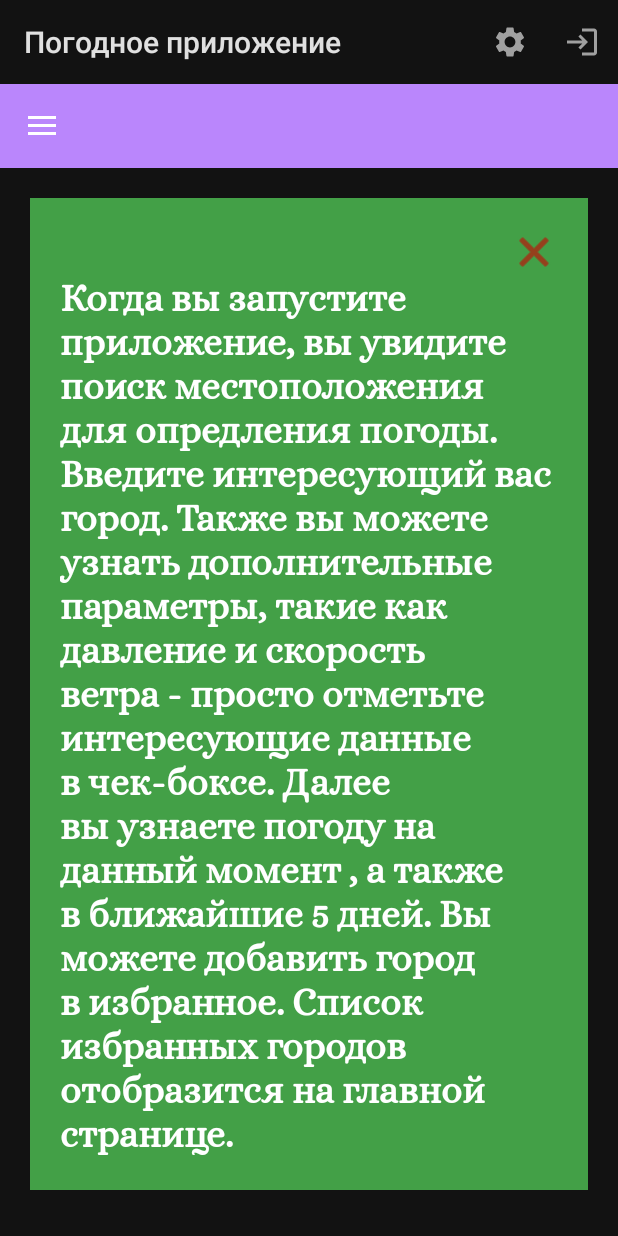
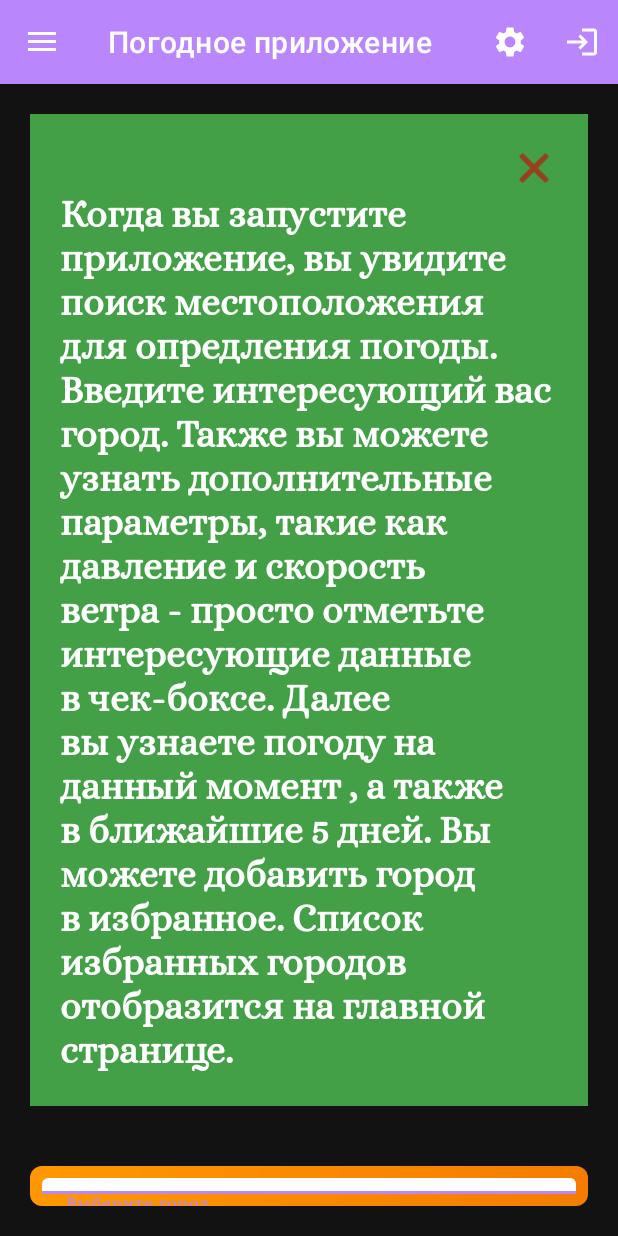
Before and after one commit to AlinaDorozhkina/Weather2, an Android app: the screen it shows after launch (MainActivity), in the side drawer, after a tap on "Справка", on a phone screen of 412 x 824 dp. Run offline under Robolectric (Android 15) with nearby library versions, the phone set to English and light mode, and no system bars; 1 statement that could not run was skipped.

Commit message:
3 урок

```diff
--- a/app/src/main/java/com/example/weatherapp/MainActivity.java
+++ b/app/src/main/java/com/example/weatherapp/MainActivity.java
@@ -9,7 +9,9 @@
 import androidx.drawerlayout.widget.DrawerLayout;
 import androidx.fragment.app.FragmentManager;
 
+import android.content.Context;
 import android.content.Intent;
+import android.os.AsyncTask;
 import android.os.Bundle;
 import android.util.Log;
 import android.view.ContextMenu;
@@ -17,6 +19,7 @@
 import android.view.MenuInflater;
 import android.view.MenuItem;
 import android.view.View;
+import android.widget.ArrayAdapter;
 import android.widget.AutoCompleteTextView;
 import android.widget.Button;
 import android.widget.ImageView;
@@ -29,34 +32,40 @@
 import com.example.weatherapp.fragments_from_navigation_drawer.FragmentAboutApp;
 import com.example.weatherapp.fragments_from_navigation_drawer.FragmentSendingEmail;
 
+import com.example.weatherapp.helper.AllCity;
 import com.example.weatherapp.helper.Keys;
 import com.example.weatherapp.parcelableEntities.FavouriteCity;
-import com.example.weatherapp.utils.NetworkUtils;
 import com.google.android.material.navigation.NavigationView;
 import com.google.android.material.snackbar.Snackbar;
+import com.google.gson.Gson;
+import com.google.gson.GsonBuilder;
+import com.google.gson.stream.JsonReader;
 
+import java.io.IOException;
+import java.io.InputStream;
+import java.io.InputStreamReader;
+import java.nio.charset.StandardCharsets;
 import java.util.ArrayList;
 
 public class MainActivity extends BaseActivity implements NavigationView.OnNavigationItemSelectedListener, LoginFragment.OnLoginFragmentDataListener {
 
     private static final int REQUEST_CODE = 1;
     private AutoCompleteTextView autoCompleteTextView;
-
     private static final String TAG = MainActivity.class.getSimpleName();
     private static final int SETTINGS_CODE = 1;
     private ArrayList<FavouriteCity> favouritesCities;
     private FavouritesAdapter favouritesAdapter;
     private FavouritesCityFragment fragment;
     private LoginFragment loginFragment;
-    private TextView header_instruction;
-    private ImageView imageView_header;
 
     @Override
     protected void onCreate(Bundle savedInstanceState) {
         super.onCreate(savedInstanceState);
         setContentView(R.layout.activity_main);
         autoCompleteTextView = findViewById(R.id.textInput_enter_city);
-        Button button_show =findViewById(R.id.button_show);
+        JsonFileReader reader = new JsonFileReader(this);
+        reader.execute("city.list.json");
+        Button button_show = findViewById(R.id.button_show);
         button_show.setOnClickListener(new View.OnClickListener() {
             @Override
             public void onClick(View v) {
@@ -95,7 +104,8 @@
         FragmentManager manager = getSupportFragmentManager();
         fragment = (FavouritesCityFragment) manager.findFragmentById(R.id.fragment_for_favorites);
         if (fragment != null) {
-            fragment.setFavoriteCity(favouritesCities);
+            Log.v(TAG, " передаю arraylist" + favouritesCities.toString());
+            fragment.setFavoriteCities(favouritesCities);
         }
     }
 
@@ -105,11 +115,7 @@
         if (requestCode == SETTINGS_CODE) {
             recreate();
         }
-//        if (requestCode != REQUEST_CODE) {
-//            super.onActivityResult(requestCode, resultCode, data);
-//            return;
-//        }
-        if (resultCode == RESULT_OK && requestCode==REQUEST_CODE) {
+        if (resultCode == RESULT_OK && requestCode == REQUEST_CODE) {
             Log.v(TAG, " получено значение из другой активити " + data.getParcelableExtra(Keys.FAVOURITES));
             if (favouritesCities == null) {
                 favouritesCities = new ArrayList<>();
@@ -200,8 +206,8 @@
     }
 
     private void correctHeader(String name) {
-        header_instruction = findViewById(R.id.header_instruction);
-        imageView_header = findViewById(R.id.imageView_header);
+        TextView header_instruction = findViewById(R.id.header_instruction);
+        ImageView imageView_header = findViewById(R.id.imageView_header);
         imageView_header.setImageDrawable(ContextCompat.getDrawable(getApplicationContext(), R.drawable.ic_baseline_tag_faces_24));
         header_instruction.setText(getString(R.string.Welcome, name));
     }
@@ -216,60 +222,68 @@
         }
     }
 
-
-    @Override
-    protected void onStart() {
-        super.onStart();
-        Toast.makeText(getApplicationContext(), "onStart()", Toast.LENGTH_SHORT).show();
-        Log.d(TAG, "onStart");
-    }
-
-    @Override
-    protected void onResume() {
-        super.onResume();
-        Toast.makeText(getApplicationContext(), "onResume()", Toast.LENGTH_SHORT).show();
-        Log.d(TAG, "onResume()");
-    }
-
-    @Override
-    protected void onPause() {
-        super.onPause();
-        Toast.makeText(getApplicationContext(), "onPause()", Toast.LENGTH_SHORT).show();
-        Log.d(TAG, "onPause()");
-    }
-
     @Override
     protected void onSaveInstanceState(@NonNull Bundle saveInstanceState) {
+        super.onSaveInstanceState(saveInstanceState);
         Toast.makeText(getApplicationContext(), "onSaveInstanceState()", Toast.LENGTH_SHORT).show();
         Log.d(TAG, "onSaveInstanceState()");
+        if (favouritesCities != null) {
+            Log.d(TAG, "onSaveInstanceState() кладем " + favouritesCities.toString());
+            saveInstanceState.putParcelableArrayList("Favourites", favouritesCities);
+        }
         super.onSaveInstanceState(saveInstanceState);
     }
 
     @Override
     protected void onRestoreInstanceState(Bundle saveInstanceState) {
         super.onRestoreInstanceState(saveInstanceState);
+        if (saveInstanceState != null) {
+
+            favouritesCities = saveInstanceState.getParcelableArrayList("Favourites");
+            Log.d(TAG, "onRestoreInstanceState " + favouritesCities.size());
+        }
         Toast.makeText(getApplicationContext(), "Повторный запуск!! - onRestoreInstanceState()", Toast.LENGTH_SHORT).show();
         Log.d(TAG, "Повторный запуск!! - onRestoreInstanceState()");
     }
 
-    @Override
-    protected void onStop() {
-        super.onStop();
-        Toast.makeText(getApplicationContext(), "onStop()", Toast.LENGTH_SHORT).show();
-        Log.d(TAG, "onStop()");
-    }
 
-    @Override
-    protected void onRestart() {
-        super.onRestart();
-        Toast.makeText(getApplicationContext(), "onRestart()", Toast.LENGTH_SHORT).show();
-        Log.d(TAG, "onRestart");
-    }
+    public class JsonFileReader extends AsyncTask<String, Void, ArrayList<String>> {
+        private Context context;
 
-    @Override
-    protected void onDestroy() {
-        super.onDestroy();
-        Toast.makeText(getApplicationContext(), "onDestroy()", Toast.LENGTH_SHORT).show();
-        Log.d(TAG, "onDestroy()");
+        public JsonFileReader(Context context) {
+            this.context = context;
+        }
+
+        @Override
+        protected ArrayList<String> doInBackground(String... strings) {
+            ArrayList<String> cities = new ArrayList<>();
+            JsonReader jsonReader = null;
+            try {
+                InputStream is = context.getAssets().open(strings[0]);
+                InputStreamReader streamReader = new InputStreamReader(is, StandardCharsets.UTF_8);
+                jsonReader = new JsonReader(streamReader);
+                Gson gson = new GsonBuilder().create();
+                jsonReader.beginArray();
+                while (jsonReader.hasNext()) {
+                    AllCity allCity = gson.fromJson(jsonReader, AllCity.class);
+                    String city = allCity.getName();
+                    cities.add(city);
+                }
+                jsonReader.endArray();
+                Log.v("JsonFileReader", "" + cities.size());
+                return cities;
+            } catch (IOException e) {
+                e.printStackTrace();
+            }
+            return null;
+        }
+
+        @Override
+        protected void onPostExecute(ArrayList<String> strings) {
+            super.onPostExecute(strings);
+            ArrayAdapter<String> adapter = new ArrayAdapter<>(MainActivity.this, R.layout.support_simple_spinner_dropdown_item, strings);
+            autoCompleteTextView.setDropDownBackgroundResource((R.color.green));
+            autoCompleteTextView.setAdapter(adapter);
+        }
     }
 }
--- a/app/src/main/java/com/example/weatherapp/adapters/FavouritesAdapter.java
+++ b/app/src/main/java/com/example/weatherapp/adapters/FavouritesAdapter.java
@@ -39,9 +39,10 @@
 
     @Override
     public void onBindViewHolder(@NonNull FavouritesViewHolder holder, final int position) {
-        Log.v(TAG, " установка значений");
         holder.textView_favourite_city.setText(cities.get(position).getName());
+        Log.v(TAG, " установка значений"+cities.get(position).getName());
         holder.textView_favourite_city_temp.setText(cities.get(position).getTemperature());
+        Log.v(TAG, " установка значений"+cities.get(position).getTemperature());
         holder.itemView.setOnLongClickListener(new View.OnLongClickListener() {
             @Override
             public boolean onLongClick(View v) {
--- a/app/src/main/java/com/example/weatherapp/fragments/FavouritesCityFragment.java
+++ b/app/src/main/java/com/example/weatherapp/fragments/FavouritesCityFragment.java
@@ -1,5 +1,6 @@
 package com.example.weatherapp.fragments;
 
+import android.content.Context;
 import android.os.Bundle;
 import android.util.Log;
 import android.view.LayoutInflater;
@@ -20,13 +21,14 @@
 import java.util.ArrayList;
 
 public class FavouritesCityFragment extends Fragment {
-    private  View view;
     private FavouritesAdapter favouritesAdapter;
+    private RecyclerView recyclerView;
 
     @Nullable
     @Override
     public View onCreateView(@NonNull LayoutInflater inflater, @Nullable ViewGroup container, @Nullable Bundle savedInstanceState) {
-        view =inflater.inflate(R.layout.fragment_favourites_city, container, false);
+        View view = inflater.inflate(R.layout.fragment_favourites_city, container, false);
+        recyclerView = view.findViewById(R.id.recycleView_for_favourites_city);
         return view;
     }
 
@@ -35,9 +37,8 @@
         super.onViewCreated(view, savedInstanceState);
     }
 
-    public FavouritesAdapter setFavoriteCity(ArrayList<FavouriteCity> cities) {
-        Log.v("FavouritesCityFragment", "cities.size() "  + cities.size());
-        RecyclerView recyclerView=view.findViewById(R.id.recycleView_for_favourites);
+    public FavouritesAdapter setFavoriteCities(ArrayList<FavouriteCity> cities) {
+        recyclerView.setHasFixedSize(true);
         LinearLayoutManager linearLayoutManager=new LinearLayoutManager(getContext(), RecyclerView.VERTICAL, false);
         recyclerView.setLayoutManager(linearLayoutManager);
         favouritesAdapter =new FavouritesAdapter(cities, getActivity());
--- a/app/src/main/java/com/example/weatherapp/utils/JSONUtils.java
+++ b/app/src/main/java/com/example/weatherapp/utils/JSONUtils.java
@@ -19,8 +19,7 @@
         String icon = weatherRequest.getList()[0].getWeather()[0].getIcon();
         int pressure = weatherRequest.getList()[0].getMain().getPressure();
         int wind = (int) weatherRequest.getList()[0].getWind().getSpeed();
-        CurrentWeather currentWeather = new CurrentWeather(name, temp, description, icon, wind, pressure);
-        return currentWeather;
+        return new CurrentWeather(name, temp, description, icon, wind, pressure);
     }
     public static ArrayList<WeekWeather> initWeekWeatherList (WeatherRequest weatherRequest){
         String data1 = "";
--- a/app/src/main/res/layout-land/activity_main.xml
+++ b/app/src/main/res/layout-land/activity_main.xml
@@ -14,14 +14,7 @@
         android:layout_height="match_parent"
         android:layout_weight="1"
         android:orientation="vertical">
-        <fragment
-            android:id="@+id/fragment_favourites_city"
-            android:name="com.example.weatherapp.fragments.MainFunctionsFragment"
-            android:layout_width="match_parent"
-            android:layout_height="wrap_content"
-            tools:layout="@layout/fragment_main_functions">
 
-        </fragment>
 
 
     </LinearLayout>
--- a/app/src/main/res/layout/activity_main.xml
+++ b/app/src/main/res/layout/activity_main.xml
@@ -26,18 +26,20 @@
             android:layout_height="wrap_content" />
 
         <com.google.android.material.textfield.TextInputLayout
+            app:errorEnabled="true"
             android:id="@+id/text_input_layout_enter_city"
             android:layout_width="match_parent"
             android:layout_height="wrap_content"
-            app:errorEnabled="true"
+            android:orientation="vertical"
             android:background = "@drawable/krug_ugly"
             android:layout_margin="@dimen/common_margin"
             android:hint="@string/enter_city">
 
-            <androidx.appcompat.widget.AppCompatAutoCompleteTextView
+            <com.google.android.material.textfield.MaterialAutoCompleteTextView
                 style="@style/Widget.MaterialComponents.TextInputEditText.FilledBox"
                 android:id="@+id/textInput_enter_city"
                 android:layout_width="match_parent"
+                android:backgroundTint="@color/white"
                 android:layout_height="wrap_content"
                 android:inputType="textAutoComplete"
                 android:fontFamily="@font/alice"
@@ -66,16 +68,7 @@
             android:name="com.example.weatherapp.fragments.FavouritesCityFragment"
             android:layout_width="match_parent"
             android:layout_height="match_parent"
-            tools:layout="@layout/fragment_favourites_city">
-
-            <androidx.recyclerview.widget.RecyclerView
-                android:id="@+id/recycleView_for_favourites"
-                android:layout_width="match_parent"
-                android:layout_height="wrap_content">
-
-            </androidx.recyclerview.widget.RecyclerView>
-
-        </fragment>
+            tools:layout="@layout/fragment_favourites_city"/>
 
     </LinearLayout>
 
--- a/app/src/main/res/values/colors.xml
+++ b/app/src/main/res/values/colors.xml
@@ -10,7 +10,7 @@
     <color name="yellow">#FFE640</color>
     <color name="orange">#F57C00</color>
     <color name="green">#43A047</color>
-    <color name="grey">#8E877C</color>
+    <color name="grey">#706A64</color>
     <color name="orange_dark">#EF6C00</color>
     <color name="orange_light">#FF9800</color>
 
--- a/app/src/main/res/values/themes.xml
+++ b/app/src/main/res/values/themes.xml
@@ -14,7 +14,7 @@
         <!-- Customize your theme here. -->
     </style>
 
-    <style name="AppTheme" parent="Theme.MaterialComponents.Light">
+    <style name="AppTheme" parent="Theme.MaterialComponents.NoActionBar">
         <item name="android:itemBackground">@color/green</item>
         <item name="android:windowBackground">@color/orange_dark</item>
         <item name="snackbarTextViewStyle">@style/my_super_small_text</item>
@@ -27,18 +27,18 @@
         <item name="colorSecondary">@color/green</item>
         <item name="colorOnSecondary">@color/black</item>
         <item name="colorSecondaryVariant">@color/teal_700</item>
+        <item name="alertDialogTheme">@style/AlertDialog</item>
+        <item name="windowActionBar">false</item>
         <item name="windowNoTitle">true</item>
-        <item name="alertDialogTheme">@style/AlertDialog</item>
 
     </style>
 
     <style name="AppDarkTheme" parent="Theme.MaterialComponents">
+        <item name="windowActionBar">false</item>
+        <item name="windowNoTitle">true</item>
 
     </style>
-    <style name="AppTheme.NoActionBar">
-        <item name="windowActionBar">false</item>
-        <item name="windowNoTitle">true</item>
-    </style>
+
     <style name="AppTheme.AppBarOverlay" parent="ThemeOverlay.AppCompat.Dark.ActionBar" />
     <style name="AppTheme.PopupOverlay" parent="ThemeOverlay.AppCompat.Light" />
 
```
Also changed, not shown: app/src/main/AndroidManifest.xml (+9 -4 lines), app/src/main/java/com/example/weatherapp/fragments/CurrentWeatherFragment.java (+3 -13 lines), app/src/main/java/com/example/weatherapp/fragments/MainFunctionsFragment.java (deleted, +0 -101 lines), app/src/main/res/layout/fragment_favourites_city.xml (+9 -11 lines), app/src/main/res/layout/fragment_main_functions.xml (deleted, +0 -46 lines).
